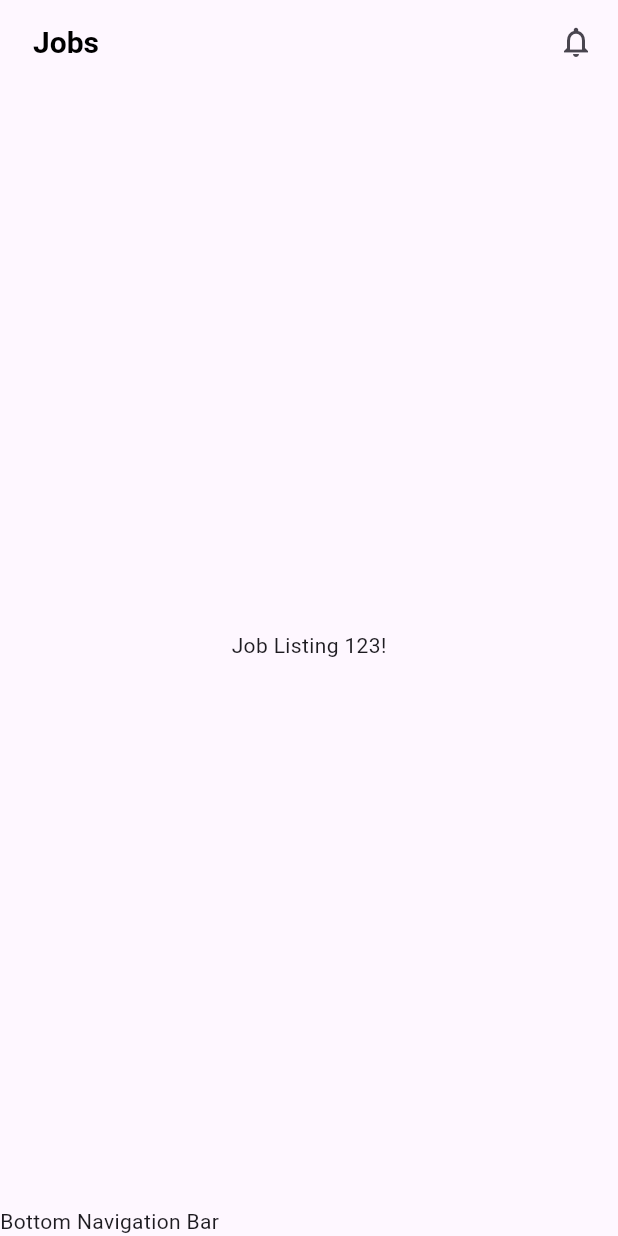
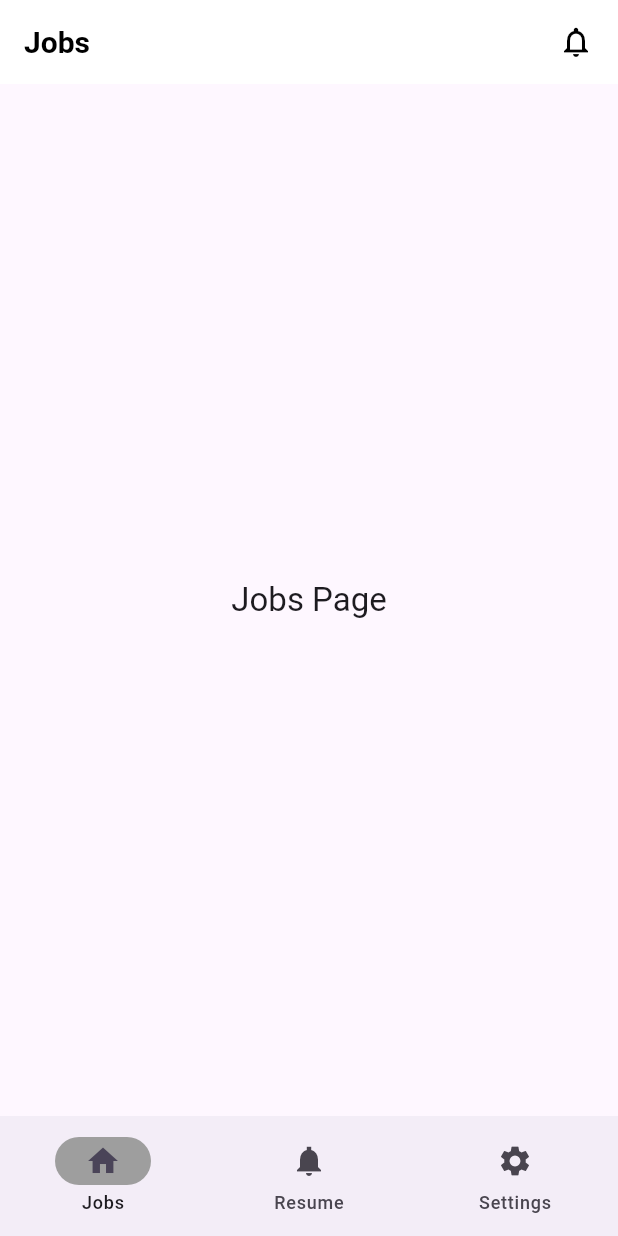
Before and after one commit to ShehzadAslamOza/appdev-assignment1, a Flutter app: the screen it shows after launch, on a phone screen of 412 x 824 dp. Run offline on Flutter 3.47's test engine with Material 3 defaults, Android fonts, the phone set to English and light mode, and no system bars.

Commit message:
Added Navigaion Bar

```diff
--- a/lib/main.dart
+++ b/lib/main.dart
@@ -1,25 +1,60 @@
 import 'package:flutter/material.dart';
-import 'package:http/http.dart' as http;
 
 void main() {
-  runApp(const JobListingPage());
+  runApp(const JobListingApp());
 }
 
-class JobListingPage extends StatelessWidget {
+class JobListingApp extends StatelessWidget {
+  const JobListingApp({super.key});
+
+  @override
+  Widget build(BuildContext context) {
+    return const MaterialApp(
+      debugShowCheckedModeBanner: false,
+      home: JobListingPage(),
+    );
+  }
+}
+
+class JobListingPage extends StatefulWidget {
   const JobListingPage({super.key});
 
   @override
+  State<JobListingPage> createState() => _JobListingPageState();
+}
+
+class _JobListingPageState extends State<JobListingPage> {
+  int currentPageIndex = 0;
+
+  @override
   Widget build(BuildContext context) {
-    return MaterialApp(
-      home: Scaffold(
+    final ThemeData theme = Theme.of(context);
+
+
+    final List<Widget> pages = [
+      Center(
+        child: Text(
+          'Jobs Page',
+          style: theme.textTheme.titleLarge,
+        ),
+      ),
+      Center(
+        child: Text(
+          'Resume Page',
+          style: theme.textTheme.titleLarge,
+        ),
+      ),
+      Center(
+        child: Text(
+          'Settings Page',
+          style: theme.textTheme.titleLarge,
+        ),
+      ),
+    ];
+
+    return Scaffold(
       appBar: AppBar(
-          title: const Row(
-            mainAxisAlignment:
-                MainAxisAlignment.start, // Align text to the left
-            children: [
-              Padding(
-                padding: EdgeInsets.only(left: 6),
-                child: Text(
+        title: const Text(
           'Jobs',
           style: TextStyle(
             fontSize: 20,
@@ -27,20 +62,43 @@ class JobListingPage extends StatelessWidget {
             color: Colors.black,
           ),
         ),
+        backgroundColor: Colors.white,
+        elevation: 0,
+        actions: const [
+          Padding(
+            padding: EdgeInsets.only(right: 16.0),
+            child: Icon(
+              Icons.notifications_none,
+              color: Colors.black,
+            ),
           ),
         ],
       ),
-          actions: [
-            Padding(
-              padding: const EdgeInsets.only(right: 16.0),
-              child: Icon(Icons.notifications_none), // Static notification icon
+      body: pages[currentPageIndex],
+
+      bottomNavigationBar: NavigationBar(
+        onDestinationSelected: (int index) {
+          setState(() {
+            currentPageIndex = index;
+          });
+        },
+        indicatorColor: Colors.grey,
+        selectedIndex: currentPageIndex,
+        destinations: const <Widget>[
+          NavigationDestination(
+            selectedIcon: Icon(Icons.home),
+            icon: Icon(Icons.home_outlined),
+            label: 'Jobs',
+          ),
+          NavigationDestination(
+            icon: Icon(Icons.notifications_sharp),
+            label: 'Resume',
+          ),
+          NavigationDestination(
+            icon: Icon(Icons.settings),
+            label: 'Settings',
           ),
         ],
-        ),
-        body: Center(
-          child: Text('Job Listing 123!'),
-        ),
-        bottomNavigationBar: Text("Bottom Navigation Bar"),
       ),
     );
   }
```
Also changed, not shown: pubspec.lock. Lines whose indentation alone changed are shown as unchanged.
